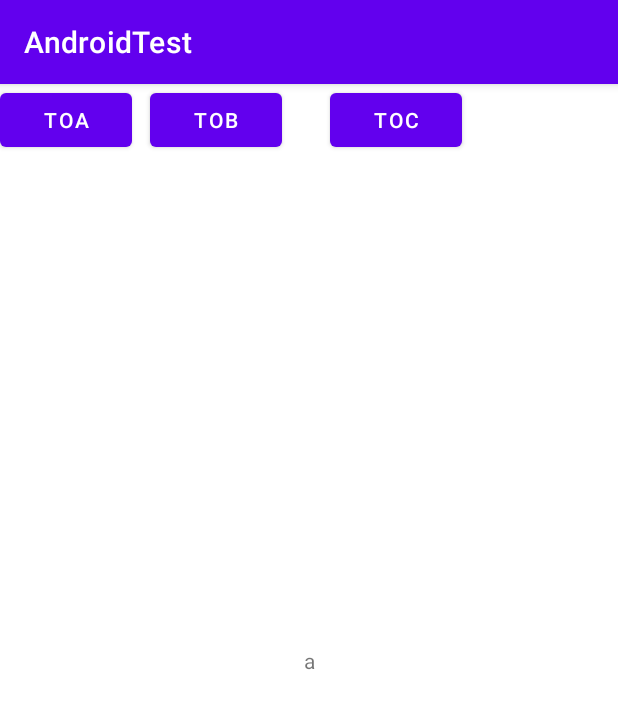
After one commit to zhouhuan666/AndroidTest, an Android app: the fragment FragmentA placed in its activity, on a phone screen of 412 x 824 dp. The commit adds this screen. Shown: the top 709 px of the screen. Run offline under Robolectric (Android 15) with nearby library versions, the phone set to English and light mode, and no system bars; libraries missing offline, so code that uses them is left out: com.blankj.utilcode.

Commit message:
添加FRAGMENT相关

```diff
--- a/app/build.gradle
+++ b/app/build.gradle
@@ -48,5 +48,5 @@ dependencies {
     implementation 'com.squareup.retrofit2:converter-gson:2.9.0'
 
     implementation "androidx.lifecycle:lifecycle-livedata-ktx:2.8.2"
-
+    implementation 'com.blankj:utilcodex:1.31.1'
 }
--- a/app/src/main/AndroidManifest.xml
+++ b/app/src/main/AndroidManifest.xml
@@ -5,6 +5,7 @@
     <uses-permission android:name="android.permission.INTERNET"/>
 
     <application
+        android:name=".AndroidTestApplication"
         android:allowBackup="true"
         android:dataExtractionRules="@xml/data_extraction_rules"
         android:fullBackupContent="@xml/backup_rules"
@@ -61,6 +62,9 @@
         <activity android:name=".jetpack.viewmodel.ViewModelActivity">
 
         </activity>
+        <activity android:name=".fragment.FragmentTestActivity">
+
+        </activity>
     </application>
 
 </manifest>
--- a/app/src/main/java/com/gdet/testapp/MainActivity.java
+++ b/app/src/main/java/com/gdet/testapp/MainActivity.java
@@ -14,6 +14,7 @@ import androidx.recyclerview.widget.RecyclerView;
 
 import com.gdet.testapp.annotation.HuanButterKnife;
 import com.gdet.testapp.customctrlres.cp1.CustomCtrlResOneActivity;
+import com.gdet.testapp.fragment.FragmentTestActivity;
 import com.gdet.testapp.gesturedetector.GestureDetectorActivity;
 import com.gdet.testapp.jetpack.lifecycle.LifecycleActivity;
 import com.gdet.testapp.jetpack.livedata.LiveDataActivity;
@@ -62,6 +63,7 @@ public class MainActivity extends AppCompatActivity {
         list.add("Retrofit");
         list.add("Lifecycle");
         list.add("LiveData");
+        list.add("FragmentTest");
         LinearLayoutManager manager = new LinearLayoutManager(this, LinearLayoutManager.VERTICAL, false);
         recyclerView.setLayoutManager(manager);
         MainRecyclerViewAdapter mainRecyclerViewAdapter = new MainRecyclerViewAdapter(this, list);
@@ -87,6 +89,8 @@ public class MainActivity extends AppCompatActivity {
                     startActivity(new Intent(MainActivity.this, LifecycleActivity.class));
                 } else if (position ==8) {
                     startActivity(new Intent(MainActivity.this, LiveDataActivity.class));
+                }else if (position ==9) {
+                    startActivity(new Intent(MainActivity.this, FragmentTestActivity.class));
                 }
             }
         });
--- /dev/null
+++ b/app/src/main/java/com/gdet/testapp/fragment/FragmentA.java
@@ -0,0 +1,53 @@
+package com.gdet.testapp.fragment;
+
+import android.os.Bundle;
+import android.util.Log;
+import android.view.LayoutInflater;
+import android.view.View;
+import android.view.ViewGroup;
+
+import androidx.annotation.NonNull;
+import androidx.annotation.Nullable;
+import androidx.fragment.app.Fragment;
+
+import com.gdet.testapp.R;
+
+public class FragmentA extends Fragment {
+    private static final String TAG = "FragmentA";
+    @Nullable
+    @Override
+    public View onCreateView(@NonNull LayoutInflater inflater, @Nullable ViewGroup container, @Nullable Bundle savedInstanceState) {
+        Log.i(TAG, "onCreateView: ");
+        View root=LayoutInflater.from(requireContext()).inflate(R.layout.fragment_a, container, false);
+        return root;
+    }
+
+    @Override
+    public void onStart() {
+        super.onStart();
+        Log.i(TAG, "onStart: ");
+    }
+
+    @Override
+    public void onResume() {
+        super.onResume();
+    }
+
+    @Override
+    public void onPause() {
+        super.onPause();
+        Log.i(TAG, "onPause: ");
+    }
+
+    @Override
+    public void onStop() {
+        super.onStop();
+        Log.i(TAG, "onStop: ");
+    }
+
+    @Override
+    public void onDestroyView() {
+        super.onDestroyView();
+        Log.i(TAG, "onDestroyView: ");
+    }
+}
--- /dev/null
+++ b/app/src/main/java/com/gdet/testapp/fragment/FragmentTestActivity.java
@@ -0,0 +1,52 @@
+package com.gdet.testapp.fragment;
+
+import android.os.Bundle;
+import android.util.Log;
+import android.widget.Button;
+
+import androidx.annotation.Nullable;
+import androidx.appcompat.app.AppCompatActivity;
+
+import com.blankj.utilcode.util.FragmentUtils;
+import com.gdet.testapp.R;
+
+public class FragmentTestActivity extends AppCompatActivity {
+
+    private static final String TAG = "FragmentTestActivity";
+    @Override
+    protected void onCreate(@Nullable Bundle savedInstanceState) {
+        super.onCreate(savedInstanceState);
+        setContentView(R.layout.activity_fragment_test);
+        FragmentA fragmentA=new FragmentA();
+        FragmentB fragmentB=new FragmentB();
+        FragmentC fragmentC=new FragmentC();
+        Button toA = findViewById(R.id.toA);
+        toA.setOnClickListener(v -> {
+            Log.i(TAG, "onCreate: toA");
+            if(FragmentUtils.findFragment(getSupportFragmentManager(), FragmentA.class)!=null){
+                FragmentUtils.showHide(fragmentA,fragmentB,fragmentC);
+            }else {
+                FragmentUtils.add(getSupportFragmentManager(), fragmentA, R.id.container);
+            }
+
+        });
+        Button toB = findViewById(R.id.toB);
+        toB.setOnClickListener(v -> {
+            Log.i(TAG, "onCreate: toA"+FragmentUtils.findFragment(getSupportFragmentManager(), FragmentB.class));
+            if(FragmentUtils.findFragment(getSupportFragmentManager(), FragmentB.class)!=null){
+                FragmentUtils.showHide(fragmentB,fragmentA,fragmentC);
+            }else {
+                FragmentUtils.add(getSupportFragmentManager(), fragmentB, R.id.container);
+            }
+        });
+        Button toC = findViewById(R.id.toC);
+        toC.setOnClickListener(v -> {
+            Log.i(TAG, "onCreate: toA"+FragmentUtils.findFragment(getSupportFragmentManager(), FragmentC.class));
+            if(FragmentUtils.findFragment(getSupportFragmentManager(), FragmentC.class)!=null){
+                FragmentUtils.showHide(fragmentC,fragmentB,fragmentA);
+            }else {
+                FragmentUtils.add(getSupportFragmentManager(), fragmentC, R.id.container);
+            }
+        });
+    }
+}
--- /dev/null
+++ b/app/src/main/res/layout/activity_fragment_test.xml
@@ -0,0 +1,42 @@
+<?xml version="1.0" encoding="utf-8"?>
+<androidx.constraintlayout.widget.ConstraintLayout xmlns:android="http://schemas.android.com/apk/res/android"
+    android:layout_width="match_parent"
+    android:layout_height="match_parent"
+    xmlns:app="http://schemas.android.com/apk/res-auto">
+
+
+
+    <FrameLayout
+        android:id="@+id/container"
+        android:layout_width="match_parent"
+        android:layout_height="match_parent"
+        />
+
+    <Button
+        android:id="@+id/toA"
+        android:text="toA"
+        app:layout_constraintStart_toStartOf="parent"
+        app:layout_constraintTop_toTopOf="parent"
+        android:layout_width="wrap_content"
+        android:layout_height="wrap_content"
+        />
+    <Button
+        android:id="@+id/toB"
+        android:text="toB"
+        android:layout_marginStart="100dp"
+        app:layout_constraintStart_toStartOf="parent"
+        app:layout_constraintTop_toTopOf="parent"
+        android:layout_width="wrap_content"
+        android:layout_height="wrap_content"
+        />
+    <Button
+        android:id="@+id/toC"
+        android:text="toC"
+        android:layout_marginStart="220dp"
+        app:layout_constraintStart_toStartOf="parent"
+        app:layout_constraintTop_toTopOf="parent"
+        android:layout_width="wrap_content"
+        android:layout_height="wrap_content"
+        />
+
+</androidx.constraintlayout.widget.ConstraintLayout>
--- /dev/null
+++ b/app/src/main/res/layout/fragment_a.xml
@@ -0,0 +1,16 @@
+<?xml version="1.0" encoding="utf-8"?>
+<androidx.constraintlayout.widget.ConstraintLayout xmlns:android="http://schemas.android.com/apk/res/android"
+    xmlns:app="http://schemas.android.com/apk/res-auto"
+    android:layout_width="match_parent"
+    android:layout_height="match_parent">
+
+    <TextView
+        android:layout_width="wrap_content"
+        android:layout_height="wrap_content"
+        android:text="a"
+        app:layout_constraintBottom_toBottomOf="parent"
+        app:layout_constraintEnd_toEndOf="parent"
+        app:layout_constraintStart_toStartOf="parent"
+        app:layout_constraintTop_toTopOf="parent" />
+
+</androidx.constraintlayout.widget.ConstraintLayout>
```
Also changed, not shown: app/src/main/java/com/gdet/testapp/AndroidTestApplication.java (added, +13 -0 lines), app/src/main/java/com/gdet/testapp/fragment/FragmentB.java (added, +57 -0 lines), app/src/main/java/com/gdet/testapp/fragment/FragmentC.java (added, +56 -0 lines), app/src/main/java/com/gdet/testapp/jetpack/viewmodel/MyViewModel.kt (added, +7 -0 lines), app/src/main/java/com/gdet/testapp/jetpack/viewmodel/ViewModelActivity.kt (+7 -0 lines), app/src/main/res/layout/fragment_b.xml (added, +16 -0 lines), app/src/main/res/layout/fragment_c.xml (added, +16 -0 lines).
